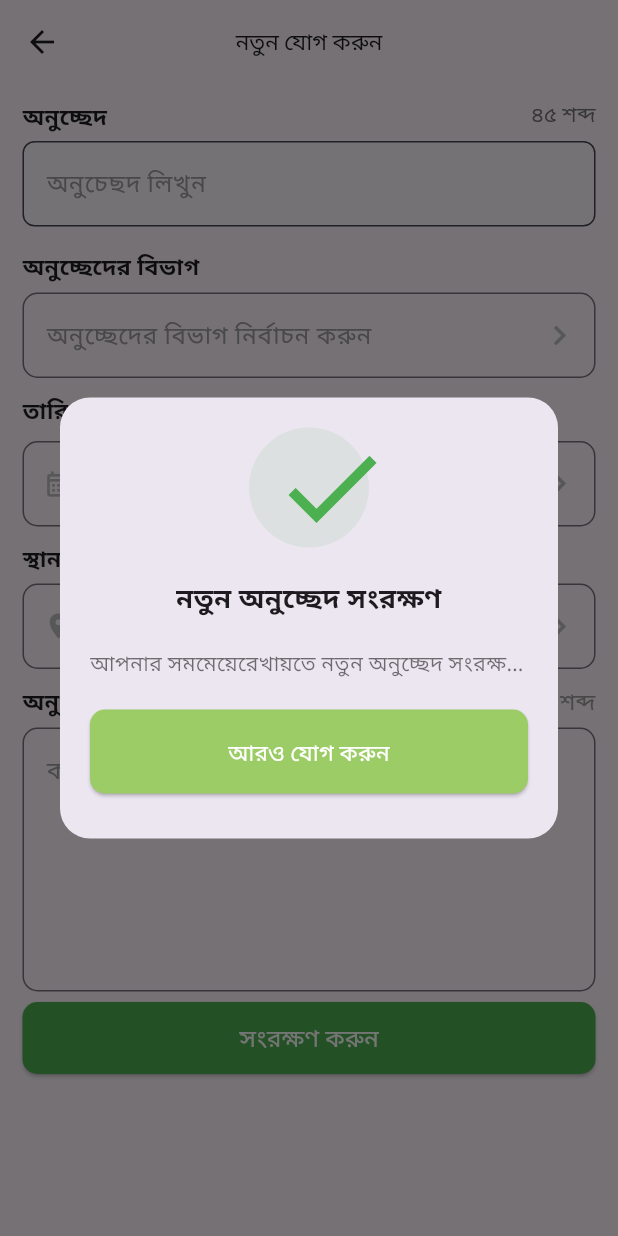
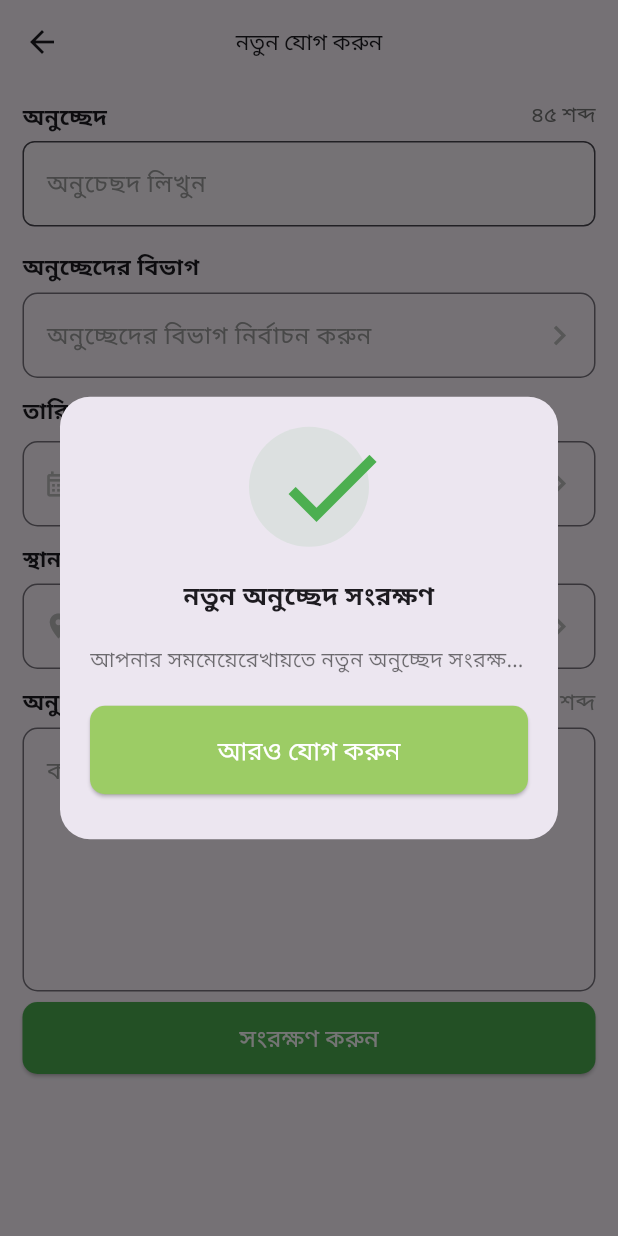
Before and after one commit to priyankatuli/flutter_task, a Flutter app: the NewScreen screen opened by its route, after a tap on "সংরক্ষণ করুন", on a phone screen of 412 x 824 dp. Run offline on Flutter 3.47's test engine with Material 3 defaults, Android fonts, the phone set to English and light mode, and no system bars; our stand-ins replace badges, flutter_svg, get, google_fonts, percent_indicator.

```diff
--- a/lib/features/calendar/screens/calender_screen.dart
+++ b/lib/features/calendar/screens/calender_screen.dart
@@ -25,8 +25,7 @@ class CalenderScreen extends StatelessWidget{
   Widget build(BuildContext context) {
 
     //default style set howa
-
-      return PopScope(
+    return PopScope(
         canPop: true,
         onPopInvoked: (didPop){
           if(!didPop) return;
--- a/lib/features/new/screens/new_screen.dart
+++ b/lib/features/new/screens/new_screen.dart
@@ -233,7 +233,6 @@ class _NewScreenState extends State<NewScreen> {
                mainAxisSize: MainAxisSize.min,
                children: [
                  Container(
-                   height: 80, // আইকনের overall সাইজ
                    width: 80,
                    alignment: Alignment.center,
                    decoration: BoxDecoration(
@@ -256,7 +255,7 @@ class _NewScreenState extends State<NewScreen> {
                  SizedBox(height: 20,),
                  //title
                  Text('নতুন অনুচ্ছেদ সংরক্ষণ',style: TextStyle(
-                   fontSize: 18,
+                   fontSize: 17,
                    fontWeight: FontWeight.bold
                  ),
                    textAlign: TextAlign.center,
@@ -289,7 +288,7 @@ class _NewScreenState extends State<NewScreen> {
 
                        ),
                        child: Text('আরও যোগ করুন',style: TextStyle(
-                         fontSize: 15,
+                         fontSize: 17,
                          color: Colors.white
                        ),)
                    ),
```
